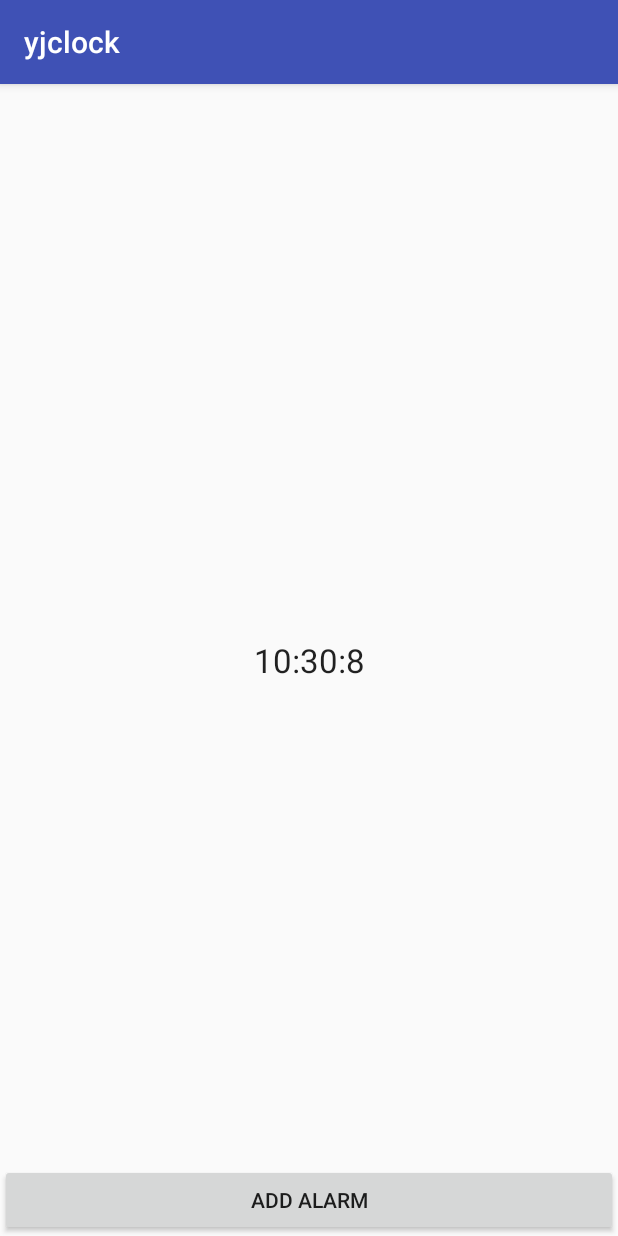
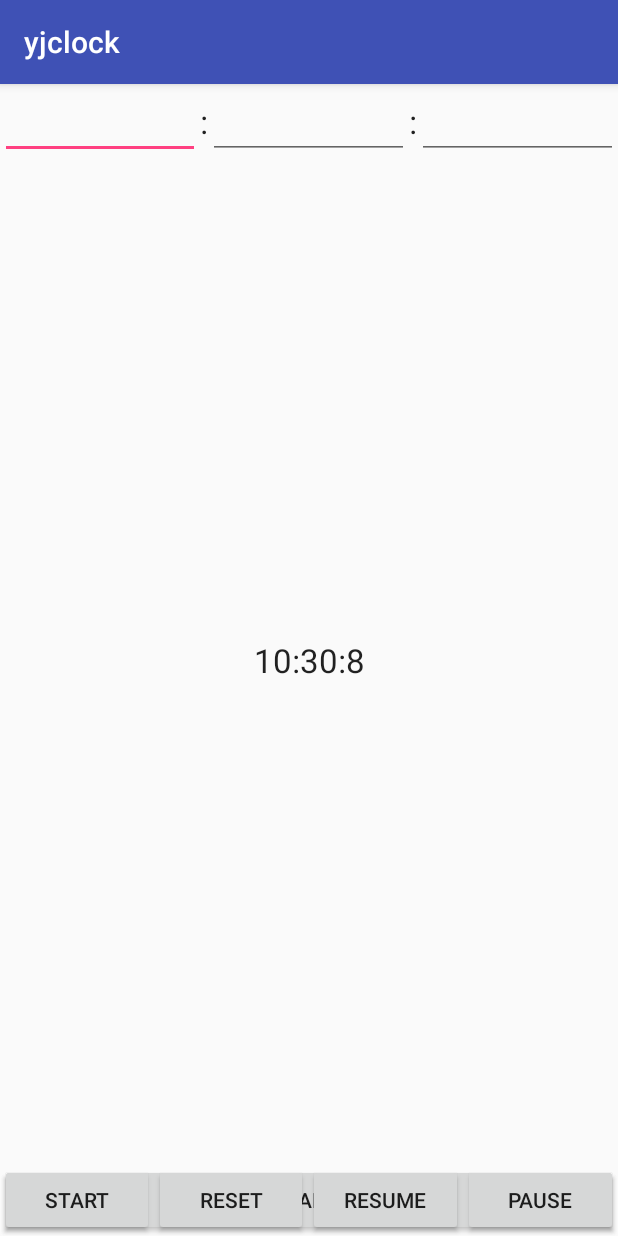
Before and after one commit to EditYJ/yjclock, an Android app: the screen it shows after launch (MainActivity), on a phone screen of 412 x 824 dp. Run offline under Robolectric (Android 15) with nearby library versions, the phone set to English and light mode, and no system bars.

Commit message:
2017年6月4日 22:06:31

```diff
--- /dev/null
+++ b/app/src/main/java/com/yujie/yjclock/TimerView.java
@@ -0,0 +1,38 @@
+package com.yujie.yjclock;
+
+import android.content.Context;
+import android.support.annotation.Nullable;
+import android.util.AttributeSet;
+import android.widget.Button;
+import android.widget.EditText;
+import android.widget.LinearLayout;
+
+/**
+ * Created by admin on 2017/6/3.
+ */
+
+public class TimerView extends LinearLayout {
+    private Button btnStart,btnPause,btnResume,btnReset;
+    private EditText edHour,edMin,edSec;
+    public TimerView(Context context) {
+        super(context);
+    }
+
+    public TimerView(Context context, @Nullable AttributeSet attrs) {
+        super(context, attrs);
+    }
+
+    @Override
+    protected void onFinishInflate() {
+        super.onFinishInflate();
+        btnStart = (Button) findViewById(R.id.bt_time_start);
+        btnPause = (Button) findViewById(R.id.bt_time_pause);
+        btnResume = (Button) findViewById(R.id.bt_time_resume);
+        btnReset = (Button) findViewById(R.id.bt_time_reset);
+
+        edHour = (EditText) findViewById(R.id.ed_hour);
+        edMin = (EditText) findViewById(R.id.ed_min);
+        edSec = (EditText) findViewById(R.id.ed_sec);
+
+    }
+}
--- a/app/src/main/res/layout/activity_main.xml
+++ b/app/src/main/res/layout/activity_main.xml
@@ -54,13 +54,82 @@
                         android:layout_height="wrap_content" />
                 </com.yujie.yjclock.alarmView>
 
-                <LinearLayout
+                <com.yujie.yjclock.TimerView
                     android:id="@+id/tabtimer"
                     android:layout_width="match_parent"
                     android:layout_height="match_parent"
                     android:orientation="vertical">
-
-                </LinearLayout>
+                    <LinearLayout
+                        android:id="@+id/lltime"
+                        android:layout_width="match_parent"
+                        android:layout_height="wrap_content"
+                        android:orientation="horizontal"
+                        android:layout_weight="1">
+                        <EditText
+                            android:id="@+id/ed_hour"
+                            android:maxLines="1"
+                            android:textAppearance="?android:attr/textAppearanceLarge"
+                            android:layout_width="0dp"
+                            android:layout_height="wrap_content"
+                            android:inputType="number"
+                            android:layout_weight="1"/>
+                        <TextView
+                            android:textAppearance="?android:attr/textAppearanceLarge"
+                            android:layout_width="wrap_content"
+                            android:layout_height="wrap_content"
+                            android:text=":"/>
+                        <EditText
+                            android:id="@+id/ed_min"
+                            android:maxLines="1"
+                            android:textAppearance="?android:attr/textAppearanceLarge"
+                            android:layout_width="0dp"
+                            android:layout_height="wrap_content"
+                            android:inputType="number"
+                            android:layout_weight="1" />
+                        <TextView
+                            android:textAppearance="?android:attr/textAppearanceLarge"
+                            android:layout_width="wrap_content"
+                            android:layout_height="wrap_content"
+                            android:text=":"/>
+                        <EditText
+                            android:id="@+id/ed_sec"
+                            android:maxLines="1"
+                            android:textAppearance="?android:attr/textAppearanceLarge"
+                            android:layout_width="0dp"
+                            android:layout_height="wrap_content"
+                            android:inputType="number"
+                            android:layout_weight="1"/>
+                    </LinearLayout>
+                    <LinearLayout
+                        android:layout_width="match_parent"
+                        android:layout_height="wrap_content"
+                        android:orientation="horizontal">
+                    <Button
+                        android:id="@+id/bt_time_start"
+                        android:text="@string/timer_start"
+                        android:layout_width="0dp"
+                        android:layout_height="wrap_content"
+                        android:layout_weight="1"/>
+                    <Button
+                        android:id="@+id/bt_time_reset"
+                        android:text="@string/timer_reset"
+                        android:layout_width="0dp"
+                        android:layout_height="wrap_content"
+                        android:layout_weight="1"/>
+                    <Button
+                        android:id="@+id/bt_time_resume"
+                        android:text="@string/timer_resume"
+                        android:layout_width="0dp"
+                        android:layout_height="wrap_content"
+                        android:layout_weight="1"/>
+                    <Button
+                        android:id="@+id/bt_time_pause"
+                        android:text="@string/timer_pause"
+                        android:layout_width="0dp"
+                        android:layout_height="wrap_content"
+                        android:layout_weight="1"/>
+                    </LinearLayout>
+                </com.yujie.yjclock.TimerView>
 
                 <LinearLayout
                     android:id="@+id/tabstopwatch"
--- a/app/src/main/res/values/strings.xml
+++ b/app/src/main/res/values/strings.xml
@@ -2,4 +2,8 @@
     <string name="app_name">yjclock</string>
     <string name="add_alarm">Add alarm</string>
     <string name="playmusic">Play Music</string>
+    <string name="timer_start">Start</string>
+    <string name="timer_reset">Reset</string>
+    <string name="timer_resume">Resume</string>
+    <string name="timer_pause">Pause</string>
 </resources>
```
